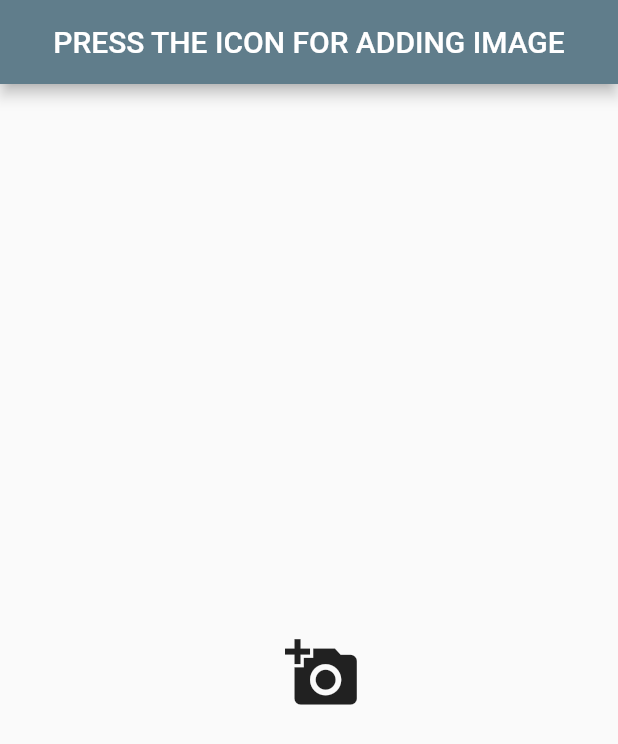
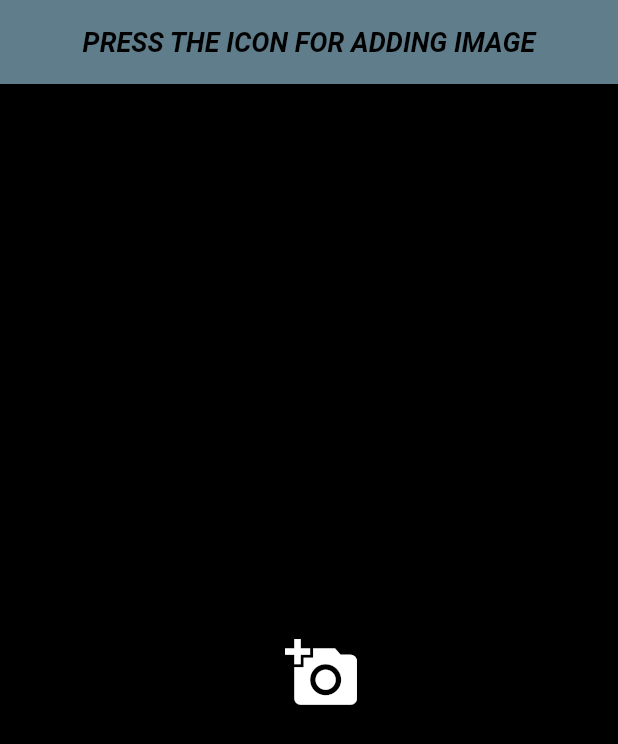
Before and after one commit to Usaid-Dev/image_editor, a Flutter app: the screen it shows after launch, on a phone screen of 412 x 824 dp. Shown: the top 744 px of the screen. Run offline on Flutter 3.47's test engine with Material 2 defaults, Android fonts, the phone set to English and light mode, and no system bars; our stand-ins replace image_gallery_saver, image_picker, permission_handler, screenshot.

Commit message:
🚸 Changes in ui for better user experience

```diff
--- a/lib/screens/home_screen.dart
+++ b/lib/screens/home_screen.dart
@@ -8,17 +8,25 @@
   @override
   Widget build(BuildContext context) {
     return Scaffold(
+      backgroundColor: Colors.black,
       appBar: AppBar(
+          automaticallyImplyLeading: false,
           centerTitle: true,
           backgroundColor: Colors.blueGrey,
           title: const Text(
             'PRESS THE ICON FOR ADDING IMAGE',
+            style: TextStyle(
+                color: Colors.black,
+                fontWeight: FontWeight.bold,
+                fontStyle: FontStyle.italic,
+                fontSize: 18),
           )),
       body: Center(
         child: IconButton(
           icon: const Icon(
             Icons.add_a_photo,
             size: 50,
+            color: Colors.white,
           ),
           onPressed: () async {
             XFile? file = await ImagePicker().pickImage(
--- a/lib/widgets/edit_image_viewmodel.dart
+++ b/lib/widgets/edit_image_viewmodel.dart
@@ -27,7 +27,9 @@
               'Image Saved To Gallery',
               style: TextStyle(
                 color: Colors.black,
-                fontSize: 20,
+                fontWeight: FontWeight.bold,
+                fontStyle: FontStyle.italic,
+                fontSize: 18,
               ),
             ),
           ),
@@ -162,7 +164,7 @@
           text: textEditingController.text,
           left: 200,
           top: 50,
-          color: Colors.black,
+          color: Colors.white,
           fontWeight: FontWeight.normal,
           fontStyle: FontStyle.normal,
           fontSize: 20,
```
Also changed, not shown: lib/screens/edit_image_screen.dart (+32 -16 lines), 2 other files.
